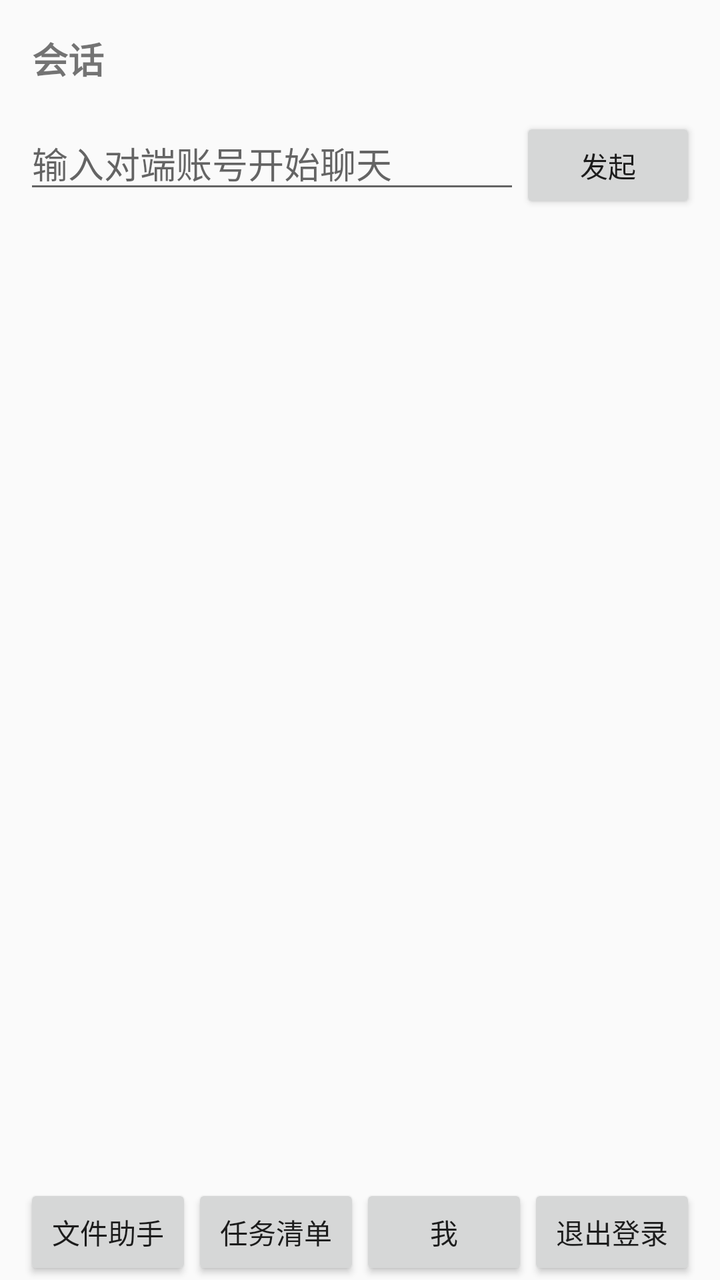
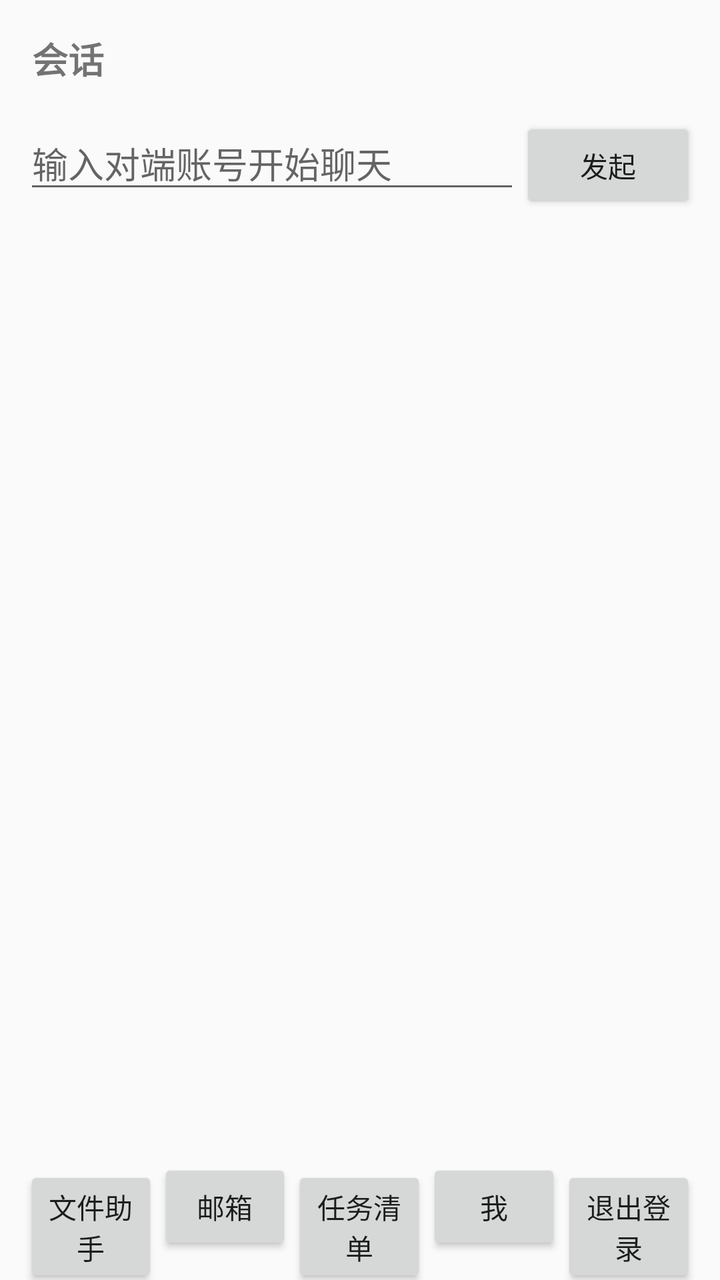

Screens rendered from an Android XML layout before and after an edit, with the pre-edit source and the edit as a unified diff.
<!-- AndroidManifest.xml: application theme Theme.Memex -->
<!-- res/layout/activity_main.xml -->
<?xml version="1.0" encoding="utf-8"?>
<LinearLayout xmlns:android="http://schemas.android.com/apk/res/android"
    android:layout_width="match_parent"
    android:layout_height="match_parent"
    android:orientation="vertical"
    android:fitsSystemWindows="true">

    <TextView
        android:layout_width="match_parent"
        android:layout_height="wrap_content"
        android:padding="16dp"
        android:text="@string/main_title"
        android:textSize="18sp"
        android:textStyle="bold" />

    <LinearLayout
        android:layout_width="match_parent"
        android:layout_height="wrap_content"
        android:orientation="horizontal"
        android:paddingStart="12dp"
        android:paddingEnd="12dp">

        <EditText
            android:id="@+id/et_peer"
            android:layout_width="0dp"
            android:layout_height="wrap_content"
            android:layout_weight="1"
            android:hint="@string/main_peer_hint"
            android:inputType="text"
            android:maxLines="1" />

        <Button
            android:id="@+id/btn_new_chat"
            android:layout_width="wrap_content"
            android:layout_height="wrap_content"
            android:text="@string/main_new_chat" />
    </LinearLayout>

    <TextView
        android:id="@+id/tv_empty"
        android:layout_width="match_parent"
        android:layout_height="wrap_content"
        android:padding="24dp"
        android:text="@string/main_empty"
        android:textSize="14sp"
        android:visibility="gone" />

    <ListView
        android:id="@+id/lv_conversations"
        android:layout_width="match_parent"
        android:layout_height="0dp"
        android:layout_weight="1" />

    <LinearLayout
        android:layout_width="match_parent"
        android:layout_height="wrap_content"
        android:orientation="horizontal"
        android:paddingStart="12dp"
        android:paddingEnd="12dp">

        <Button
            android:id="@+id/btn_file_assistant"
            android:layout_width="0dp"
            android:layout_height="wrap_content"
            android:layout_weight="1"
            android:text="@string/main_file_assistant" />

        <Button
            android:id="@+id/btn_tasks"
            android:layout_width="0dp"
            android:layout_height="wrap_content"
            android:layout_weight="1"
            android:text="@string/main_tasks" />

        <Button
            android:id="@+id/btn_me"
            android:layout_width="0dp"
            android:layout_height="wrap_content"
            android:layout_weight="1"
            android:text="@string/main_me" />

        <Button
            android:id="@+id/btn_logout"
            android:layout_width="0dp"
            android:layout_height="wrap_content"
            android:layout_weight="1"
            android:text="@string/main_logout" />
    </LinearLayout>
</LinearLayout>
<!-- resources referenced by this layout -->
<resources>
  <string name="main_empty">暂无会话：在下方输入对端账号发起聊天。</string>
  <string name="main_file_assistant">文件助手</string>
  <string name="main_logout">退出登录</string>
  <string name="main_me">我</string>
  <string name="main_new_chat">发起</string>
  <string name="main_peer_hint">输入对端账号开始聊天</string>
  <string name="main_tasks">任务清单</string>
  <string name="main_title">会话</string>
  <style name="Theme.Memex" parent="Theme.AppCompat.DayNight.DarkActionBar">
          <item name="colorPrimary">@color/brand_orange</item>
          <item name="colorPrimaryDark">@color/brand_orange_dark</item>
          <item name="colorAccent">@color/brand_orange</item>
      </style>
  <color name="brand_orange">#e16531</color>
  <color name="brand_orange_dark">#c04f20</color>
</resources>

<!-- the commit's change to res/layout/activity_main.xml (unified diff, before → after) -->
@@ -66,6 +66,13 @@
             android:text="@string/main_file_assistant" />
 
         <Button
+            android:id="@+id/btn_mailbox"
+            android:layout_width="0dp"
+            android:layout_height="wrap_content"
+            android:layout_weight="1"
+            android:text="@string/main_mailbox" />
+
+        <Button
             android:id="@+id/btn_tasks"
             android:layout_width="0dp"
             android:layout_height="wrap_content"
<!-- resource entries referenced after the edit -->
@@ -3,6 +3,7 @@
   <string name="main_empty">暂无会话：在下方输入对端账号发起聊天。</string>
   <string name="main_file_assistant">文件助手</string>
   <string name="main_logout">退出登录</string>
+  <string name="main_mailbox">邮箱</string>
   <string name="main_me">我</string>
   <string name="main_new_chat">发起</string>
   <string name="main_peer_hint">输入对端账号开始聊天</string>
